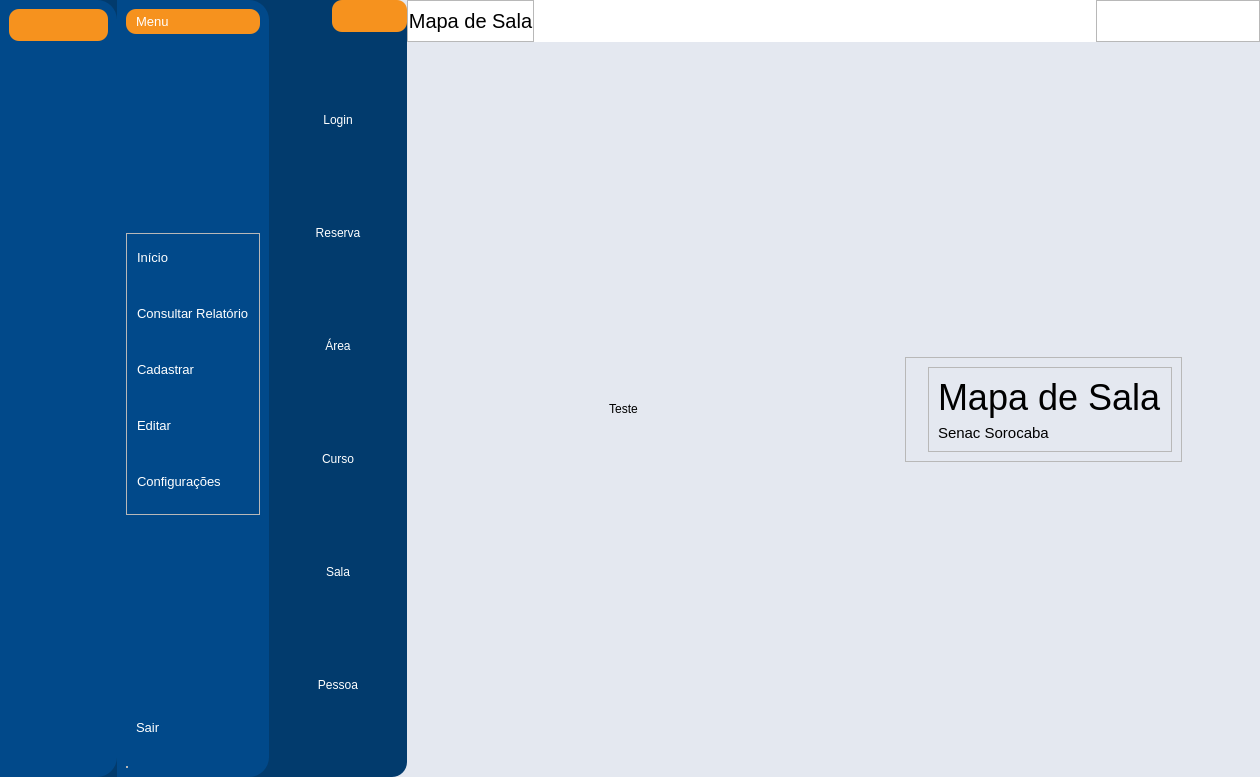
Before: the Qt Designer form App/view/ui/home.ui in Senac-SOR-ADS/Mapa-de-Sala, drawn with Qt 5.
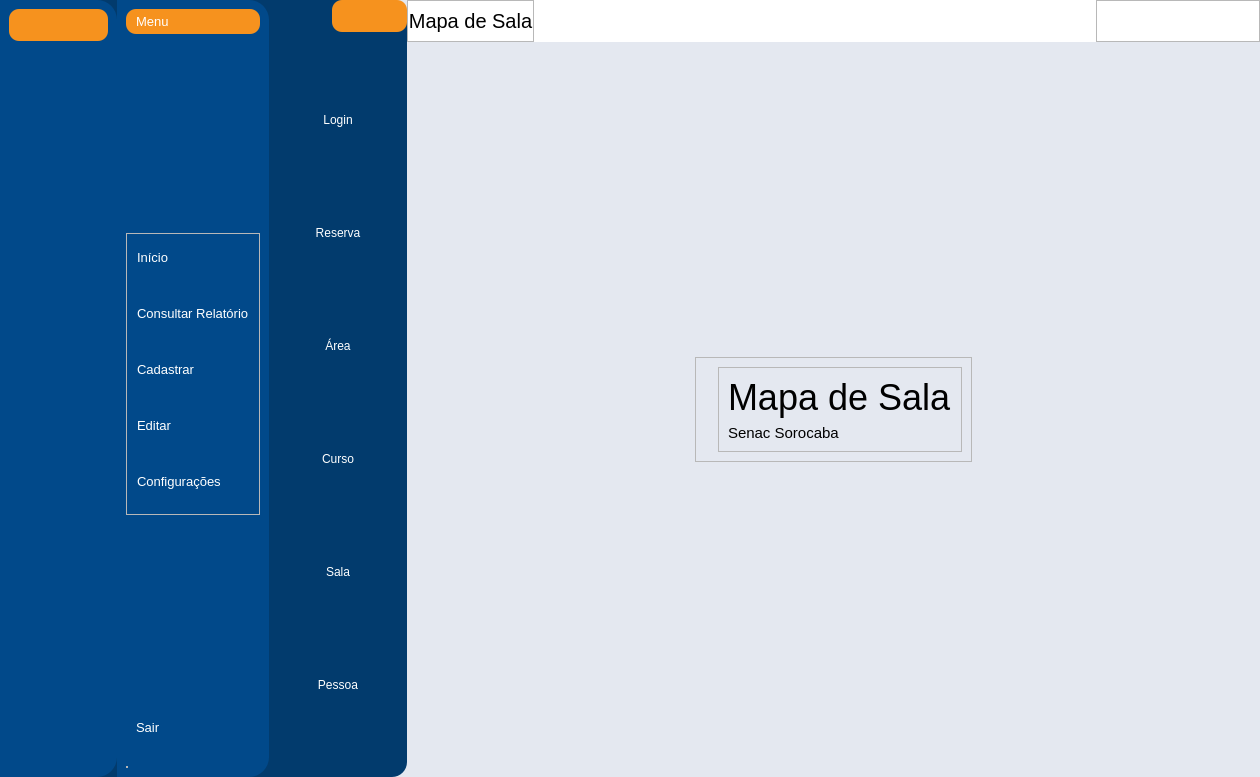
After: the same form once the commit is applied. Icons and pictures are not drawn.

Commit message: tirando modo escuro por agora

Patch:
```diff
--- a/App/view/ui/home.ui
+++ b/App/view/ui/home.ui
@@ -1495,13 +1495,6 @@
                   </property>
                   <widget class="QWidget" name="inicio">
                    <layout class="QHBoxLayout" name="horizontalLayout_5">
-                    <item>
-                     <widget class="QPushButton" name="teste">
-                      <property name="text">
-                       <string>Teste</string>
-                      </property>
-                     </widget>
-                    </item>
                     <item alignment="Qt::AlignHCenter|Qt::AlignVCenter">
                      <widget class="QFrame" name="frame_4">
                       <property name="frameShape">
```
The commit also changes 1 other file.
